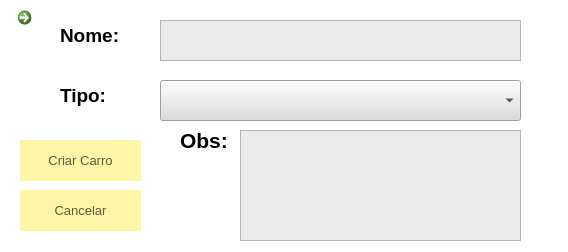
Above: FSIPLeiria/criarcarro.ui from tatianascgil/Projeto_Informatico_Formula_Student_Barramento_CAN before the change. Below: the same form after it.
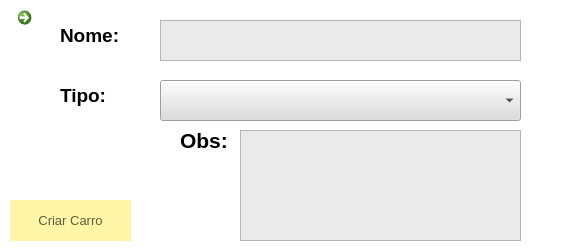
That is the form after the change. Icons and pictures are not drawn.

What changed in the file:
```diff
--- a/FSIPLeiria/criarcarro.ui
+++ b/FSIPLeiria/criarcarro.ui
@@ -23,8 +23,8 @@
   <widget class="QPushButton" name="btnCriarCarro">
    <property name="geometry">
     <rect>
-     <x>20</x>
-     <y>140</y>
+     <x>10</x>
+     <y>200</y>
      <width>121</width>
      <height>41</height>
     </rect>
@@ -77,43 +77,6 @@
      <normaloff>../setavoltar.ico</normaloff>../setavoltar.ico</iconset>
    </property>
   </widget>
-  <widget class="QPushButton" name="btnCancelar">
-   <property name="geometry">
-    <rect>
-     <x>20</x>
-     <y>190</y>
-     <width>121</width>
-     <height>41</height>
-    </rect>
-   </property>
-   <property name="font">
-    <font>
-     <pointsize>10</pointsize>
-    </font>
-   </property>
-   <property name="cursor">
-    <cursorShape>PointingHandCursor</cursorShape>
-   </property>
-   <property name="styleSheet">
-    <string notr="true">QPushButton{
-	background-color:rgb(255, 245, 166);
-	border:none;
-	color:rgb(95, 91, 61);
-	border -bottom: 5px solid rgb(162, 155, 105)
-}
-QPushButton:hover{
-	background-color:rgb(229, 217, 150);
-	border-bottom: 5px solid rgb(162, 155, 105)
-}
-QPushButton:pressed {
-	background-color:rgb(255, 242, 165);
-	border-bottom: 5px solid rgb(162, 155, 105)
-}</string>
-   </property>
-   <property name="text">
-    <string>Cancelar</string>
-   </property>
-  </widget>
   <widget class="QLabel" name="label_2">
    <property name="geometry">
     <rect>
```
